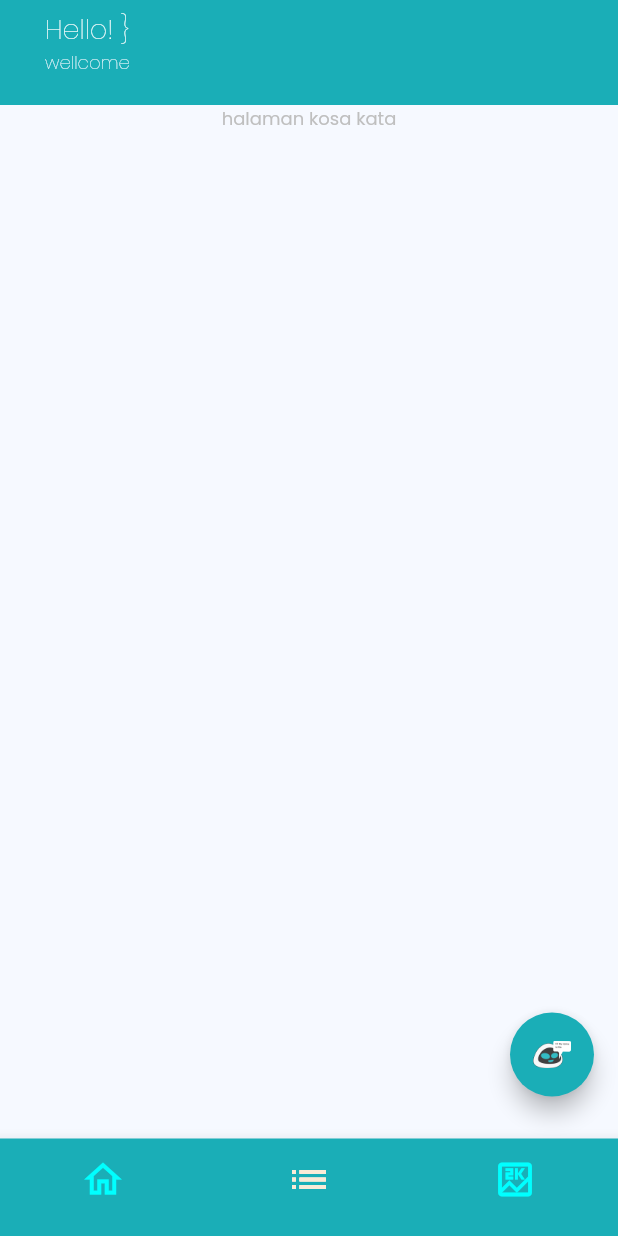
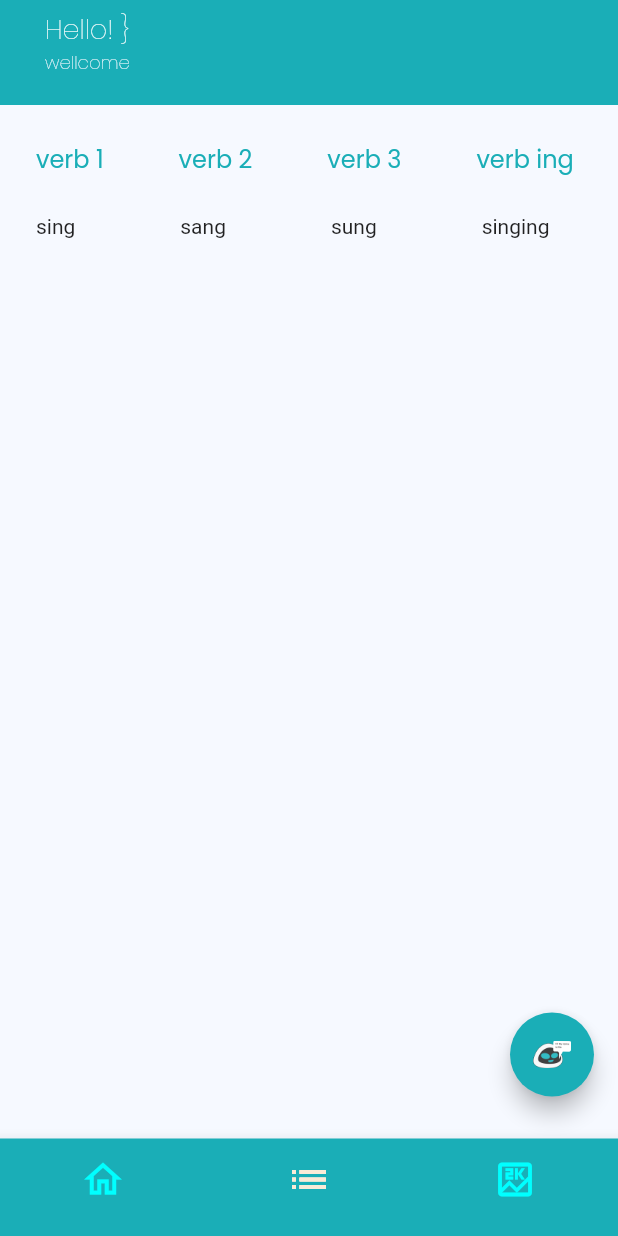
Before and after one commit to zidyazid/irle_ref2, a Flutter app: the MainPage screen opened by its route, item 2 of the bottom bar chosen, on a phone screen of 412 x 824 dp. Run offline on Flutter 3.47's test engine with Material 2 defaults, Android fonts, the phone set to English and light mode, and no system bars; our stand-ins replace google_fonts, top_snackbar_flutter.

Commit message:
pembuatan page kosa kata

```diff
--- a/lib/pages/detail_materi_page.dart
+++ b/lib/pages/detail_materi_page.dart
@@ -57,6 +57,20 @@ class DetailMateriPage extends StatelessWidget {
               style: textStyle1.copyWith(color: Colors.black),
               textAlign: TextAlign.justify,
             ),
+            SizedBox(height: 24),
+            Row(
+              mainAxisAlignment: MainAxisAlignment.spaceBetween,
+              children: [
+                TextButton(
+                    style: TextButton.styleFrom(
+                        backgroundColor: blueColor, elevation: 1.0),
+                    onPressed: () {},
+                    child: Text(
+                      "Kuis",
+                      style: subTitleTextStyle.copyWith(color: whiteColor),
+                    )),
+              ],
+            )
           ],
         ),
       ),
--- a/lib/pages/home/kosa_kata_page.dart
+++ b/lib/pages/home/kosa_kata_page.dart
@@ -0,0 +1,90 @@
+import 'package:flutter/material.dart';
+import 'package:irle_ref2/theme.dart';
+
+class KosaKataPage extends StatefulWidget {
+  // const KosaKataPage({ Key? key }) : super(key: key);
+
+  @override
+  _KosaKataPageState createState() => _KosaKataPageState();
+}
+
+class _KosaKataPageState extends State<KosaKataPage> {
+  @override
+  Widget build(BuildContext context) {
+    return Container(
+      padding: EdgeInsets.symmetric(horizontal: 24, vertical: 24),
+      width: double.infinity,
+      child: SingleChildScrollView(
+        scrollDirection: Axis.horizontal,
+        child: Column(
+          crossAxisAlignment: CrossAxisAlignment.start,
+          children: [
+            Row(children: [
+              Text("verb 1",
+                  style: textStyle1.copyWith(
+                    color: primaryColor,
+                    fontSize: 16,
+                  )),
+              SizedBox(
+                width: 50,
+              ),
+              Text("verb 2",
+                  style: textStyle1.copyWith(
+                    color: primaryColor,
+                    fontSize: 16,
+                  )),
+              SizedBox(
+                width: 50,
+              ),
+              Text("verb 3",
+                  style: textStyle1.copyWith(
+                    color: primaryColor,
+                    fontSize: 16,
+                  )),
+              SizedBox(
+                width: 50,
+              ),
+              Text("verb ing",
+                  style: textStyle1.copyWith(
+                    color: primaryColor,
+                    fontSize: 16,
+                  )),
+              SizedBox(
+                width: 50,
+              ),
+              Text("translate",
+                  style: textStyle1.copyWith(
+                    color: primaryColor,
+                    fontSize: 16,
+                  ))
+            ]),
+            SizedBox(height: 12),
+            Divider(thickness: 1.0, color: darkGrey, height: 1.0),
+            SizedBox(height: 12),
+            Row(
+              children: [
+                Text("sing"),
+                SizedBox(
+                  width: 70,
+                ),
+                Text("sang"),
+                SizedBox(
+                  width: 70,
+                ),
+                Text("sung"),
+                SizedBox(
+                  width: 70,
+                ),
+                Text("singing"),
+                SizedBox(
+                  width: 70,
+                ),
+                Text("bernyanyi"),
+              ],
+            )
+          ],
+        ),
+      ),
+    );
+  }
+}
--- a/lib/pages/home/main_page.dart
+++ b/lib/pages/home/main_page.dart
@@ -1,4 +1,5 @@
 import 'package:flutter/material.dart';
+import 'package:irle_ref2/pages/home/kosa_kata_page.dart';
 import 'package:irle_ref2/pages/home/materi_page.dart';
 import 'package:irle_ref2/theme.dart';
 
@@ -94,7 +95,7 @@ class _MainPageState extends State<MainPage> {
         return MateriPage();
         break;
       case 1:
-        return Center(child: Text("halaman kosa kata", style: textStyle1));
+        return KosaKataPage();
         break;
       case 2:
         return Center(child: Text("halaman status", style: textStyle1));
```
